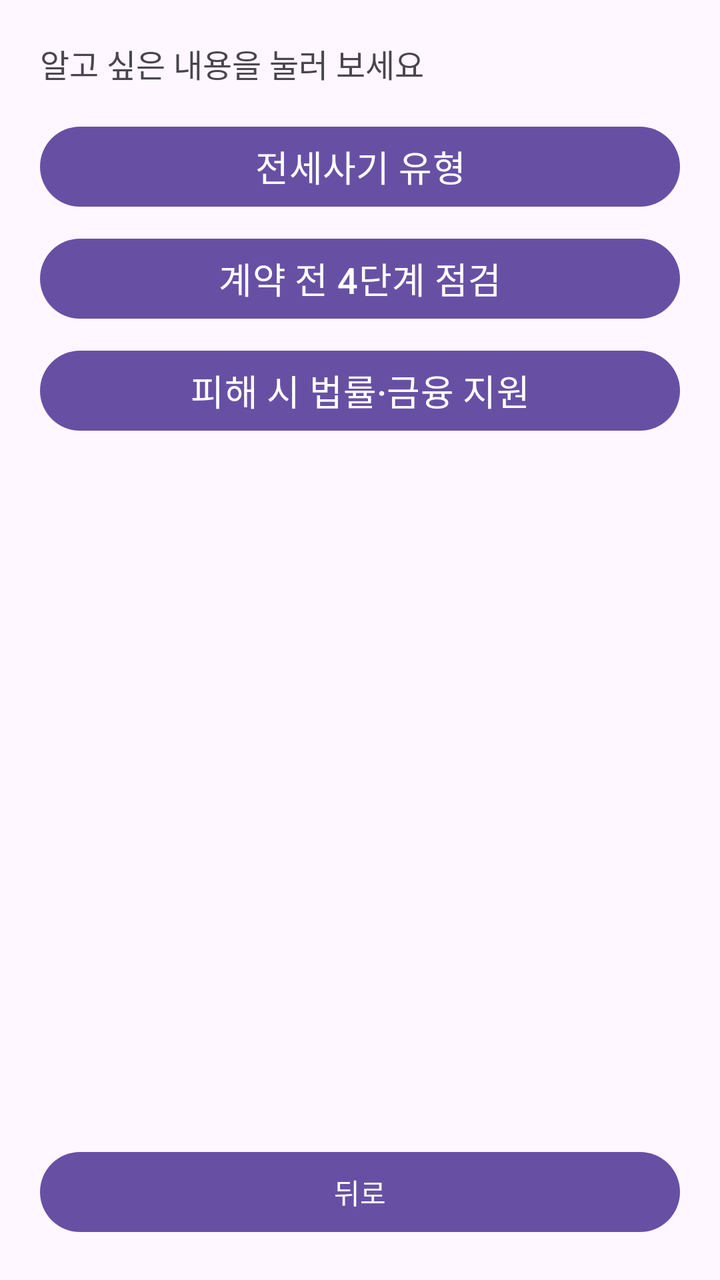
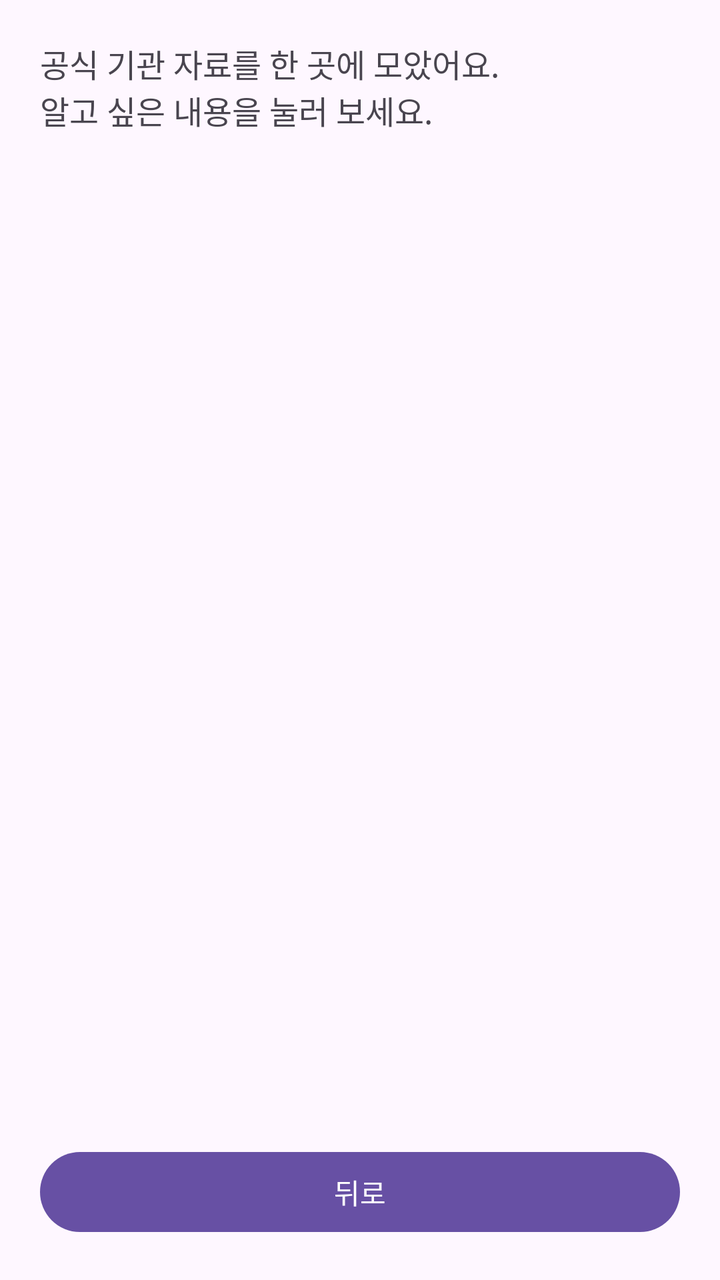

Screens rendered from an Android XML layout before and after an edit, with the pre-edit source and the edit as a unified diff.
<!-- AndroidManifest.xml: application theme Theme.SEMESH -->
<!-- res/layout/activity_guide.xml -->
<?xml version="1.0" encoding="utf-8"?>
<LinearLayout xmlns:android="http://schemas.android.com/apk/res/android"
    xmlns:tools="http://schemas.android.com/tools"
    android:layout_width="match_parent"
    android:layout_height="match_parent"
    android:fitsSystemWindows="true"
    android:orientation="vertical"
    android:padding="20dp"
    tools:context=".GuideActivity">

    <TextView
        android:layout_width="match_parent"
        android:layout_height="wrap_content"
        android:text="알고 싶은 내용을 눌러 보세요"
        android:textSize="16sp" />

    <Button
        android:id="@+id/btnTypes"
        android:layout_width="match_parent"
        android:layout_height="wrap_content"
        android:layout_marginTop="16dp"
        android:text="전세사기 유형"
        android:textSize="18sp" />

    <Button
        android:id="@+id/btnSteps"
        android:layout_width="match_parent"
        android:layout_height="wrap_content"
        android:layout_marginTop="8dp"
        android:text="계약 전 4단계 점검"
        android:textSize="18sp" />

    <Button
        android:id="@+id/btnSupport"
        android:layout_width="match_parent"
        android:layout_height="wrap_content"
        android:layout_marginTop="8dp"
        android:text="피해 시 법률·금융 지원"
        android:textSize="18sp" />

    
    <View
        android:layout_width="match_parent"
        android:layout_height="0dp"
        android:layout_weight="1" />

    <Button
        android:id="@+id/btnGuideBack"
        android:layout_width="match_parent"
        android:layout_height="wrap_content"
        android:text="@string/btn_back" />
</LinearLayout>
<!-- resources referenced by this layout -->
<resources>
  <string name="btn_back">뒤로</string>
  <style name="Theme.SEMESH" parent="Base.Theme.SEMESH" />
  <style name="Base.Theme.SEMESH" parent="Theme.Material3.DayNight">
          
      </style>
</resources>

<!-- the commit's change to res/layout/activity_guide.xml (unified diff, before → after) -->
@@ -11,38 +11,22 @@
     <TextView
         android:layout_width="match_parent"
         android:layout_height="wrap_content"
-        android:text="알고 싶은 내용을 눌러 보세요"
+        android:text="공식 기관 자료를 한 곳에 모았어요.\n알고 싶은 내용을 눌러 보세요."
         android:textSize="16sp" />
 
-    <Button
-        android:id="@+id/btnTypes"
-        android:layout_width="match_parent"
-        android:layout_height="wrap_content"
-        android:layout_marginTop="16dp"
-        android:text="전세사기 유형"
-        android:textSize="18sp" />
-
-    <Button
-        android:id="@+id/btnSteps"
-        android:layout_width="match_parent"
-        android:layout_height="wrap_content"
-        android:layout_marginTop="8dp"
-        android:text="계약 전 4단계 점검"
-        android:textSize="18sp" />
-
-    <Button
-        android:id="@+id/btnSupport"
-        android:layout_width="match_parent"
-        android:layout_height="wrap_content"
-        android:layout_marginTop="8dp"
-        android:text="피해 시 법률·금융 지원"
-        android:textSize="18sp" />
-
-    
-    <View
+    <ScrollView
         android:layout_width="match_parent"
         android:layout_height="0dp"
-        android:layout_weight="1" />
+        android:layout_marginTop="8dp"
+        android:layout_weight="1">
+
+        
+        <LinearLayout
+            android:id="@+id/menuContainer"
+            android:layout_width="match_parent"
+            android:layout_height="wrap_content"
+            android:orientation="vertical" />
+    </ScrollView>
 
     <Button
         android:id="@+id/btnGuideBack"
